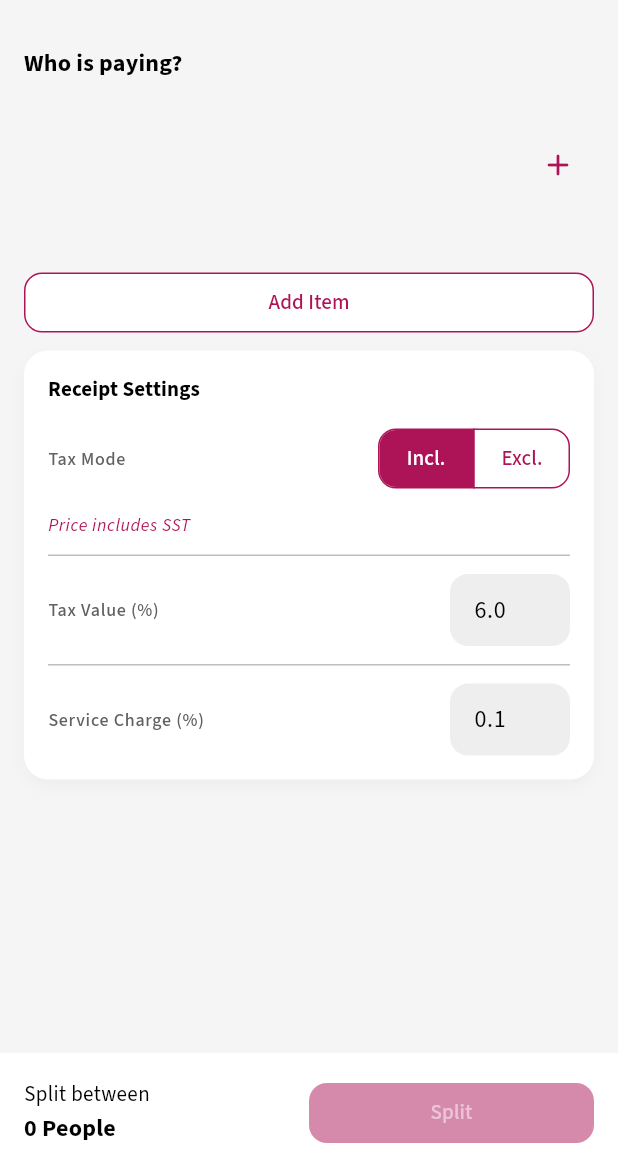
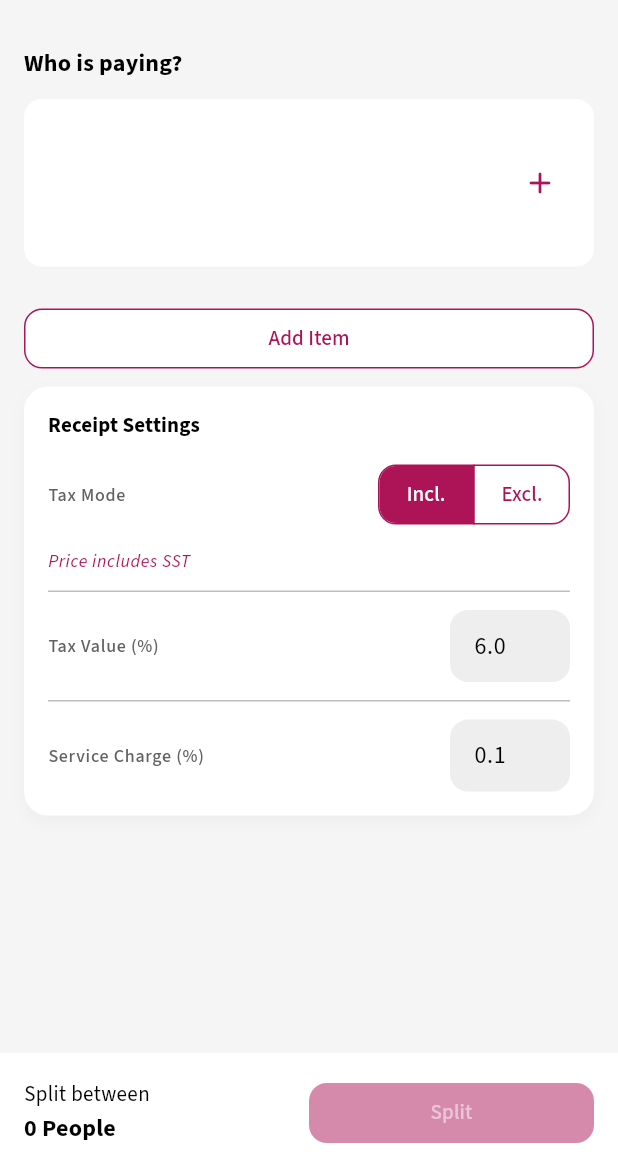
Before and after one commit to Zer0-01/numeru, a Flutter app: the screen it shows after launch, after a tap on "Split", on a phone screen of 412 x 824 dp, the part 63-1236 px from its top. Run offline on Flutter 3.47's test engine with Material 3 defaults, Android fonts, the phone set to English and light mode, and no system bars; our stand-ins replace adaptive_theme, auto_route, equatable, flutter_bloc, google_fonts, logger and 2 more; network calls fail.

Commit message:
feat: Add quantity selection bottom sheet and enhance split calculation status management.

```diff
--- a/lib/presentation/screen/split/bloc/split_event.dart
+++ b/lib/presentation/screen/split/bloc/split_event.dart
@@ -135,3 +135,10 @@ class OnCalculateSplitEvent extends SplitEvent {
   @override
   List<Object> get props => [];
 }
+
+class OnResetSplitStatusEvent extends SplitEvent {
+  const OnResetSplitStatusEvent();
+
+  @override
+  List<Object> get props => [];
+}
--- a/lib/presentation/screen/split/bloc/split_state.dart
+++ b/lib/presentation/screen/split/bloc/split_state.dart
@@ -29,6 +29,7 @@ class SplitState extends Equatable {
     double? taxPercentage,
     double? serviceChargeRate,
     SplitSummaryModel? summaryModel,
+    bool clearSummary = false,
   }) {
     return SplitState(
       splitStatus: splitStatus ?? this.splitStatus,
@@ -37,7 +38,7 @@ class SplitState extends Equatable {
       taxMode: taxMode ?? this.taxMode,
       taxPercentage: taxPercentage ?? this.taxPercentage,
       serviceChargeRate: serviceChargeRate ?? this.serviceChargeRate,
-      summaryModel: summaryModel ?? this.summaryModel,
+      summaryModel: clearSummary ? null : (summaryModel ?? this.summaryModel),
     );
   }
 
--- a/lib/presentation/screen/split/split_screen.dart
+++ b/lib/presentation/screen/split/split_screen.dart
@@ -16,10 +16,12 @@ class SplitScreen extends StatelessWidget {
     return BlocListener<SplitBloc, SplitState>(
       listenWhen:
           (previous, current) =>
-              previous.summaryModel == null && current.summaryModel != null,
+              previous.splitStatus != SplitStatus.success &&
+              current.splitStatus == SplitStatus.success,
       listener: (context, state) {
         if (state.summaryModel != null) {
           context.router.push(SplitSummaryRoute(summary: state.summaryModel!));
+          context.read<SplitBloc>().add(const OnResetSplitStatusEvent());
         }
       },
       child: BlocBuilder<SplitBloc, SplitState>(
--- a/lib/presentation/screen/split/widgets/who_is_paying_widget.dart
+++ b/lib/presentation/screen/split/widgets/who_is_paying_widget.dart
@@ -74,7 +74,13 @@ class _WhoIsPayingWidgetState extends State<WhoIsPayingWidget> {
                     ),
                   ),
                   const SizedBox(height: 12),
-                  SizedBox(
+                  Container(
+                    padding: const EdgeInsets.all(12),
+                    decoration: BoxDecoration(
+                      color: Colors.white,
+                      borderRadius: BorderRadius.circular(12),
+                    ),
+                    child: SizedBox(
                       height: SizesConstant.widthPercentage(context, 14) + 30,
                       child: Row(
                         crossAxisAlignment: CrossAxisAlignment.center,
@@ -101,6 +107,7 @@ class _WhoIsPayingWidgetState extends State<WhoIsPayingWidget> {
                             icon: const Icon(Icons.add_rounded),
                           ),
                         ],
+                      ),
                     ),
                   ),
                 ],
--- /dev/null
+++ b/lib/theme/app_bottom_sheet_theme_data.dart
@@ -0,0 +1,25 @@
+import 'package:flutter/material.dart';
+
+class AppBottomSheetThemeData {
+  static BottomSheetThemeData light(ColorScheme scheme) {
+    return BottomSheetThemeData(
+      backgroundColor: scheme.surfaceContainerLowest,
+      surfaceTintColor: Colors.transparent,
+      shape: const RoundedRectangleBorder(
+        borderRadius: BorderRadius.vertical(top: Radius.circular(24)),
+      ),
+      showDragHandle: true,
+    );
+  }
+
+  static BottomSheetThemeData dark(ColorScheme scheme) {
+    return BottomSheetThemeData(
+      backgroundColor: scheme.surfaceContainerLowest,
+      surfaceTintColor: Colors.transparent,
+      shape: const RoundedRectangleBorder(
+        borderRadius: BorderRadius.vertical(top: Radius.circular(24)),
+      ),
+      showDragHandle: true,
+    );
+  }
+}
--- a/lib/theme/app_theme_data.dart
+++ b/lib/theme/app_theme_data.dart
@@ -13,6 +13,7 @@ import 'package:numeru/theme/app_switch_theme_data.dart';
 import 'package:numeru/theme/app_text_button_theme_data.dart';
 import 'package:numeru/theme/app_segmented_button_theme_data.dart';
 import 'package:numeru/theme/app_icon_button_theme_data.dart';
+import 'package:numeru/theme/app_bottom_sheet_theme_data.dart';
 
 class AppThemeData {
   static ThemeData light() {
@@ -35,6 +36,7 @@ class AppThemeData {
       chipTheme: AppChipThemeData.light(scheme),
       segmentedButtonTheme: AppSegmentedButtonThemeData.light(scheme),
       iconButtonTheme: AppIconButtonThemeData.light(scheme),
+      bottomSheetTheme: AppBottomSheetThemeData.light(scheme),
     );
   }
 
@@ -58,6 +60,7 @@ class AppThemeData {
       bottomAppBarTheme: AppBottomAppBarTheme.dark(scheme),
       segmentedButtonTheme: AppSegmentedButtonThemeData.dark(scheme),
       iconButtonTheme: AppIconButtonThemeData.dark(scheme),
+      bottomSheetTheme: AppBottomSheetThemeData.dark(scheme),
     );
   }
 }
```
Also changed, not shown: lib/presentation/screen/split/bloc/split_bloc.dart (+13 -1 lines), lib/presentation/screen/split/widgets/item_card_widget.dart (+81 -55 lines), lib/presentation/screen/split/widgets/quantity_bottom_sheet_widget.dart (added, +47 -0 lines). Lines whose indentation alone changed are shown as unchanged.
